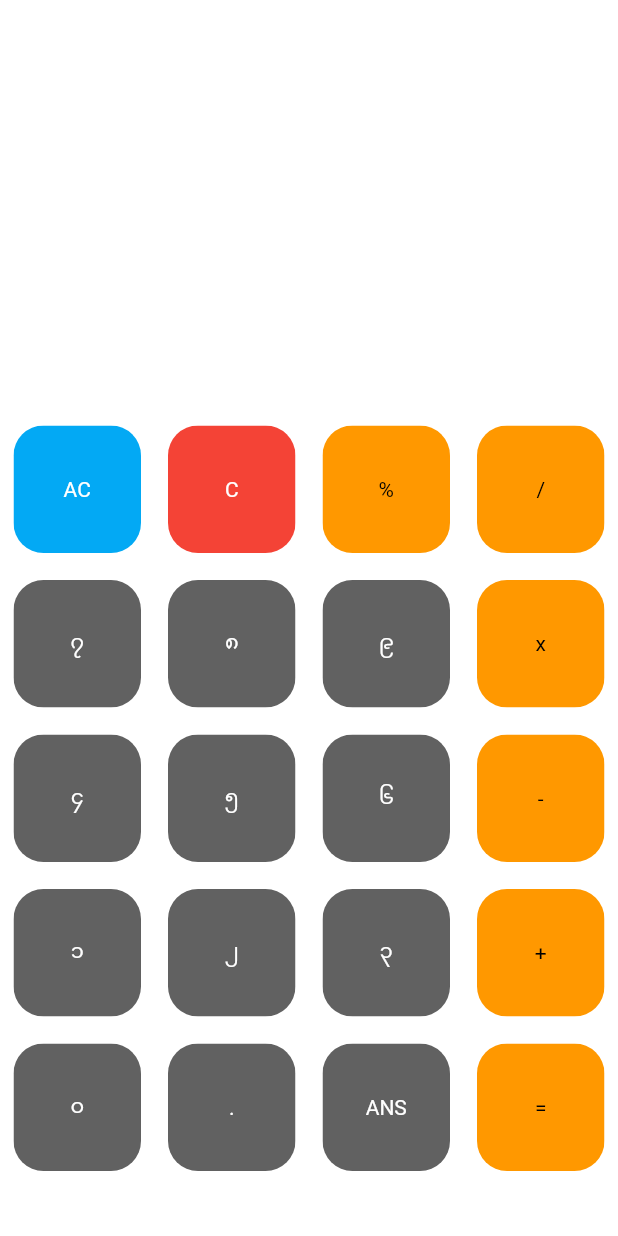
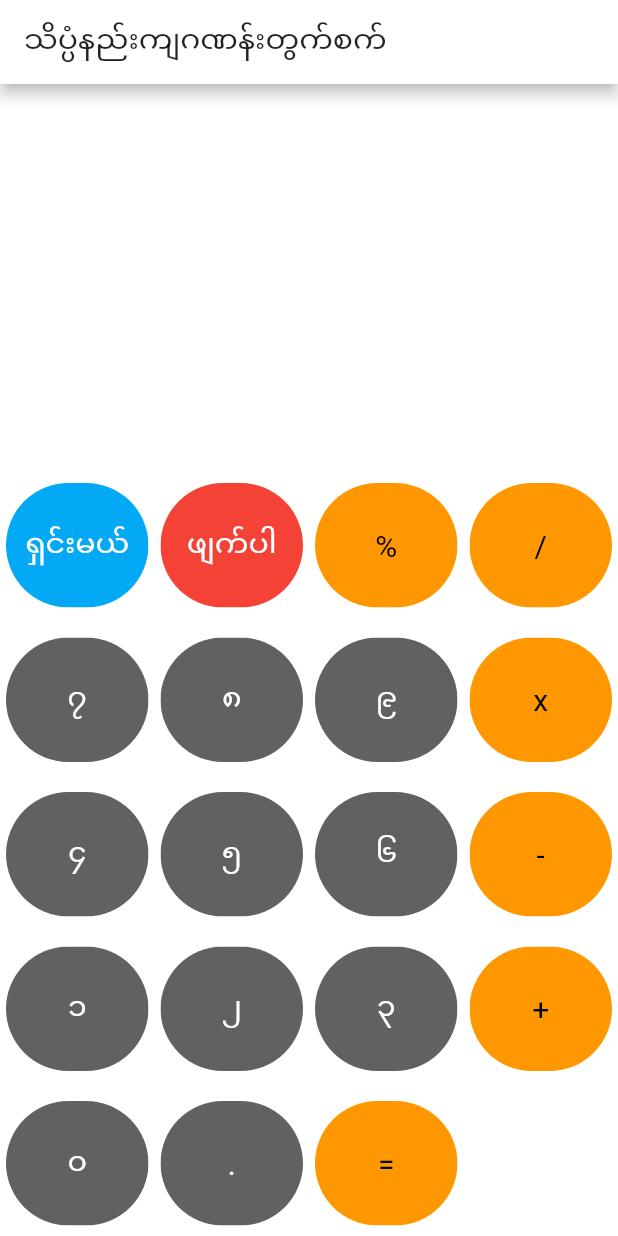
Before and after one commit to tin1810/calculatorapp, a Flutter app: the screen it shows after launch, on a phone screen of 412 x 824 dp. Run offline on Flutter 3.47's test engine with Material 2 defaults, Android fonts, the phone set to English and light mode, and no system bars; our stand-ins replace math_expressions; Roboto replaces fonts that are missing (Tagu).

Commit message:
second commit

```diff
--- a/lib/calcbutton.dart
+++ b/lib/calcbutton.dart
@@ -11,15 +11,16 @@ class MyButton extends StatelessWidget {
     return GestureDetector(
       onTap: butoonTapped,
       child: Padding(
-        padding: const EdgeInsets.all(9.0),
+        padding: const EdgeInsets.symmetric(vertical: 10, horizontal: 4),
         child: ClipRRect(
-          borderRadius: BorderRadius.circular(20),
+          borderRadius: BorderRadius.circular(60),
           child: Container(
             color: color,
             child: Center(
               child: Text(
                 buttonText,
-                style: TextStyle(color: textColor),
+                style: TextStyle(
+                    color: textColor, fontSize: 20, fontFamily: 'Tagu'),
               ),
             ),
           ),
--- a/lib/home.dart
+++ b/lib/home.dart
@@ -10,46 +10,50 @@ class HomeScreen extends StatefulWidget {
 class _HomeScreenState extends State<HomeScreen> {
   var userQuestion = '';
   var userAnswer = '';
-
-  final List<String> buttons = [
-    'AC',
-    'C',
-    '%',
-    '/',
-    '၇',
-    '၈',
-    '၉',
-    'x',
-    '၄',
-    '၅',
-    '၆',
-    '-',
-    '၁',
-    '၂',
-    '၃',
-    '+',
-    '၀',
-    '.',
-    'ANS',
-    '=',
+  List<String> buttons = [
+    "ရှင်းမယ်",
+    "ဖျက်ပါ",
+    "%",
+    "/",
+    "၇",
+    "၈",
+    "၉",
+    "x",
+    "၄",
+    "၅",
+    "၆",
+    "-",
+    "၁",
+    "၂",
+    "၃",
+    "+",
+    "၀",
+    ".",
+    "=",
   ];
 
   @override
   Widget build(BuildContext context) {
     return Scaffold(
+      appBar: AppBar(
+        title: Text(
+          "သိပ္ပံနည်းကျဂဏန်းတွက်စက်",
+        ),
+      ),
       backgroundColor: Colors.white,
       body: Column(
         children: <Widget>[
           Expanded(
             child: Container(
               child: Column(
-                mainAxisAlignment: MainAxisAlignment.spaceEvenly,
+                mainAxisAlignment: MainAxisAlignment.center,
+                crossAxisAlignment: CrossAxisAlignment.center,
                 children: <Widget>[
                   SizedBox(
                     height: 30,
                   ),
                   Container(
-                    padding: EdgeInsets.all(30),
+                    padding: EdgeInsets.all(20),
                     alignment: Alignment.center,
                     child: Text(
                       userQuestion,
@@ -82,6 +86,7 @@ class _HomeScreenState extends State<HomeScreen> {
                       butoonTapped: () {
                         setState(() {
                           userQuestion = '';
+                          userAnswer = '';
                         });
                       },
                       buttonText: buttons[index],
@@ -119,6 +124,8 @@ class _HomeScreenState extends State<HomeScreen> {
                     );
                   }
 
+                  ///ANS button
+
                   ////Rest of the buttons
                   else {
                     return MyButton(
@@ -154,7 +161,29 @@ class _HomeScreenState extends State<HomeScreen> {
 
   void equalPressed() {
     String finalQuestion = userQuestion;
+
     finalQuestion = finalQuestion.replaceAll('x', '*');
+
+    finalQuestion = finalQuestion.replaceAll('၇', '7');
+
+    finalQuestion = finalQuestion.replaceAll('၈', '8');
+
+    finalQuestion = finalQuestion.replaceAll('၉', '9');
+
+    finalQuestion = finalQuestion.replaceAll('၄', '4');
+
+    finalQuestion = finalQuestion.replaceAll('၅', '5');
+
+    finalQuestion = finalQuestion.replaceAll('၆', '6');
+
+    finalQuestion = finalQuestion.replaceAll('၁', '1');
+
+    finalQuestion = finalQuestion.replaceAll('၂', '2');
+
+    finalQuestion = finalQuestion.replaceAll('၃', '3');
+
+    finalQuestion = finalQuestion.replaceAll('၀', '0');
+
     Parser p = Parser();
     Expression exp = p.parse(finalQuestion);
     ContextModel cm = ContextModel();
--- a/lib/main.dart
+++ b/lib/main.dart
@@ -12,7 +12,8 @@ class MyApp extends StatelessWidget {
       debugShowCheckedModeBanner: false,
       title: 'Calculator',
       theme: ThemeData(
-        primarySwatch: Colors.blue,
+        fontFamily: 'Tagu',
+        primaryColor: Colors.white,
         visualDensity: VisualDensity.adaptivePlatformDensity,
       ),
       home: HomeScreen(),
```
Also changed, not shown: pubspec.yaml (+6 -5 lines), assets/fonts/Tagu.ttf (added), pubspec.lock, 1 other file.
